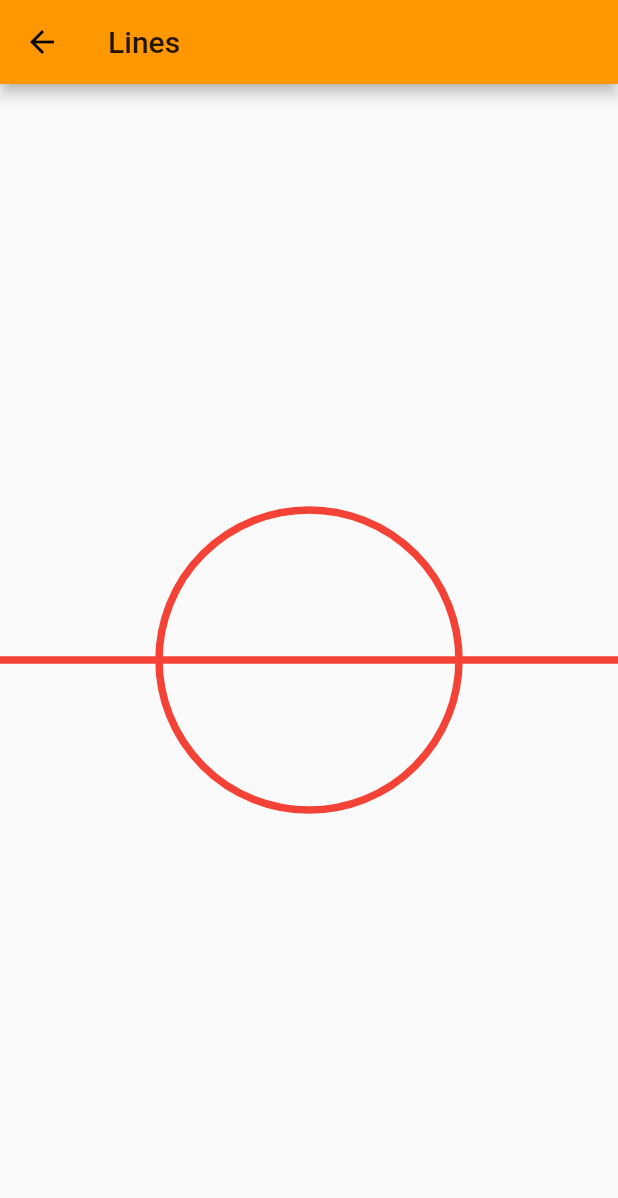
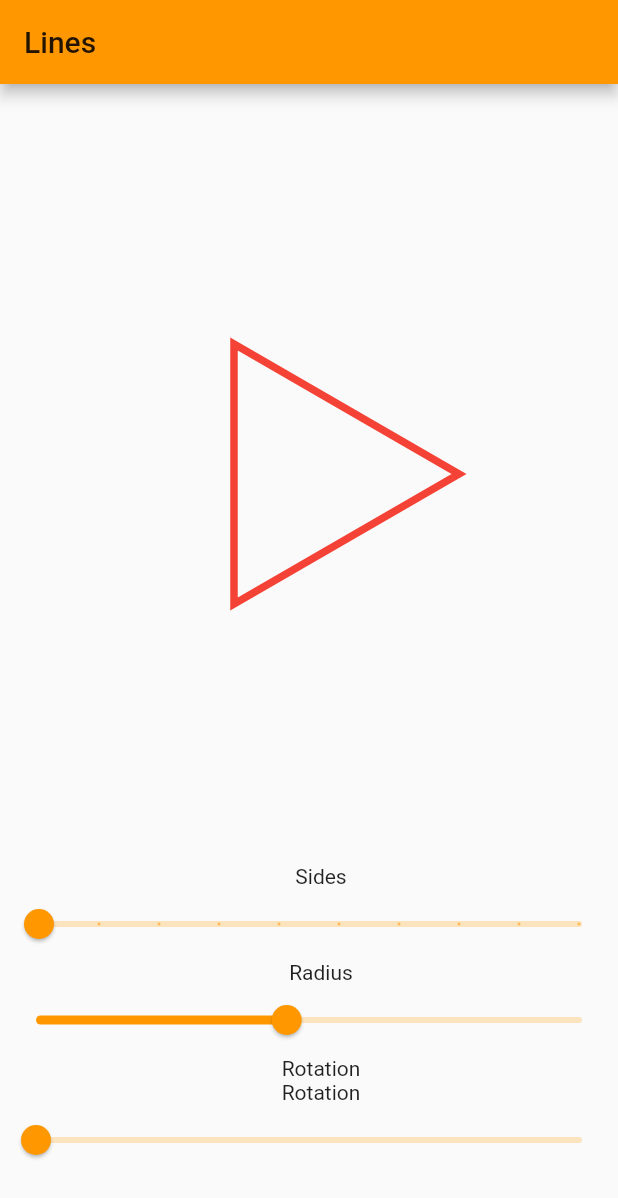
Before and after one commit to TobiCrackIT/Playground, a Flutter app: the ShapesHomeScreen screen opened directly, on a phone screen of 412 x 824 dp. Shown: the top 1198 px of the screen. Run offline on Flutter 3.47's test engine with Material 2 defaults, Android fonts, the phone set to English and light mode, and no system bars.

```diff
--- a/lib/main.dart
+++ b/lib/main.dart
@@ -1,5 +1,5 @@
 import 'package:flutter/material.dart';
-import 'package:tiko/home.dart';
+import 'package:tiko/shapes/shapes_home_screen.dart';
 
 void main() {
   runApp(MyApp());
@@ -14,7 +14,7 @@ class MyApp extends StatelessWidget {
         primarySwatch: Colors.orange,
         visualDensity: VisualDensity.adaptivePlatformDensity,
       ),
-      home: HomeScreen(),
+      home: ShapesHomeScreen(),
     );
   }
 }
--- a/lib/shapes/shape_painter.dart
+++ b/lib/shapes/shape_painter.dart
@@ -1,10 +1,19 @@
 import 'package:flutter/material.dart';
+import 'dart:math' as math;
 
 class ShapePainter extends CustomPainter{
+
+
+  final double sides;
+  final double radius;
+  final double radians;
+  ShapePainter({this.sides = 3, this.radius = 100, this.radians = 0.0});
+
   @override
   void paint(Canvas canvas, Size size) {
-    var height=size.height;
-    var width=size.width;
+    var _height=size.height;
+    var _width=size.width;
+
 
     var paint=Paint()
       ..color=Colors.red
@@ -13,14 +22,22 @@ class ShapePainter extends CustomPainter{
         ..strokeCap=StrokeCap.round;
 
     var path = Path();
-    path.moveTo(0, size.height / 2);
-    path.lineTo(size.width, size.height / 2);
+    var angle=(math.pi *2 )/sides;
+    Offset center=Offset(_width/2, _height/2);
+    Offset startPoint=Offset(radius * math.cos(radians),radius*math.sin(radians));
 
+    path.moveTo(startPoint.dx + center.dx, startPoint.dy+center.dy );
 
-    Offset center = Offset(size.width / 2, size.height / 2);
-    canvas.drawCircle(center, 100, paint);
+    for(int i=0;i<=sides;i++){
+      double x= radius * math.cos(angle*i) + center.dx;
+      double y= radius * math.sin(angle*i) + center.dy;
 
+      path.lineTo(x, y);
+    }
+
+    path.close();
     canvas.drawPath(path, paint);
+
 
   }
 
--- a/lib/shapes/shapes_home_screen.dart
+++ b/lib/shapes/shapes_home_screen.dart
@@ -1,17 +1,84 @@
 import 'package:flutter/material.dart';
 import 'package:tiko/shapes/shape_painter.dart';
+import 'dart:math' as math;
 
-class ShapesHomeScreen extends StatelessWidget {
+class ShapesHomeScreen extends StatefulWidget {
+  @override
+  _ShapesHomeScreenState createState() => _ShapesHomeScreenState();
+}
+
+class _ShapesHomeScreenState extends State<ShapesHomeScreen> {
+  var _sides = 3.0;
+  var _radius = 100.0;
+  var _radians = 0.0;
+
   @override
   Widget build(BuildContext context) {
     return Scaffold(
       appBar: AppBar(
         title: Text('Lines'),
       ),
-      body: CustomPaint(
-        painter: ShapePainter(),
-        child: Container(),
-      ),
+      body: SafeArea(
+          child: Column(
+        children: [
+          Expanded(
+            child: CustomPaint(
+              painter: ShapePainter(),
+              child: Container(),
+            ),
+          ),
+          Padding(
+            padding: const EdgeInsets.only(left: 16.0),
+            child: Text('Sides'),
+          ),
+          Slider(
+            value: _sides,
+            min: 3,
+            max: 12,
+            divisions: 9,
+            label: '${_sides.toInt()}',
+            onChanged: (value) {
+              setState(() {
+                _sides = value;
+              });
+            },
+          ),
+          Padding(
+            padding: const EdgeInsets.only(left: 16.0),
+            child: Text('Radius'),
+          ),
+          Slider(
+            value: _radius,
+            min: 10,
+            max: MediaQuery.of(context).size.width / 2,
+            label: '${_radius.toInt()}',
+            onChanged: (value) {
+              setState(() {
+                _radius = value;
+              });
+            },
+          ),
+          Padding(
+            padding: const EdgeInsets.only(left: 16.0),
+            child: Text('Rotation'),
+          ),
+          Padding(
+            padding: const EdgeInsets.only(left: 16.0),
+            child: Text('Rotation'),
+          ),
+          Slider(
+            value: _radians,
+            min: 0.0,
+            max: math.pi,
+            onChanged: (value) {
+              setState(() {
+                _radians = value;
+              });
+            },
+          ),
+          SizedBox(height: 40),
+        ],
+      )),
     );
   }
 }
```
